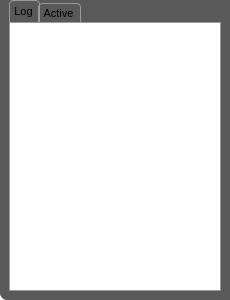
This is UiModule/ui/NotificationBrowserWidget.ui in realXtend/tundra as Qt 5 draws it before an edit. The edited form follows.
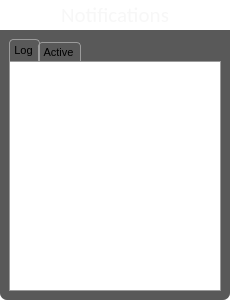
This is the edited form. Icons and pictures are not drawn.

Commit message: * New ControlBarManager for top right menus. Integrated settings and notification manager to this with ControlBarButtons. * New QAction classes in Common folder, already used internally to link UI elements to actions. More use in the future in MenuManager when adding widgets to menus. * Comms fix to enable IM UI back, some mistake commit had removed a function from CommunicationModule.cpp * New place and appearance for Settings, path for adding tabs to this remains the same. * New UiDefines.h for common module wide stuff like enums.

Diff of the .ui file:
```diff
--- a/UiModule/ui/NotificationBrowserWidget.ui
+++ b/UiModule/ui/NotificationBrowserWidget.ui
@@ -39,6 +39,7 @@
 QWidget#tabContainerWidget {
 	background-color: rgba(34,34,34,191);
 	border-bottom-left-radius: 7px;
+	border-bottom-right-radius: 7px;
 }
 
 QWidget#scrollContentActive, QWidget#scrollContentLog {
@@ -113,11 +114,53 @@
    <property name="margin">
     <number>0</number>
    </property>
+   <item>
+    <widget class="QLabel" name="titleLabel">
+     <property name="sizePolicy">
+      <sizepolicy hsizetype="Expanding" vsizetype="Fixed">
+       <horstretch>0</horstretch>
+       <verstretch>0</verstretch>
+      </sizepolicy>
+     </property>
+     <property name="minimumSize">
+      <size>
+       <width>0</width>
+       <height>30</height>
+      </size>
+     </property>
+     <property name="maximumSize">
+      <size>
+       <width>16777215</width>
+       <height>30</height>
+      </size>
+     </property>
+     <property name="font">
+      <font>
+       <family>Calibri</family>
+       <pointsize>16</pointsize>
+      </font>
+     </property>
+     <property name="styleSheet">
+      <string notr="true">QLabel#titleLabel {
+	background-image: url('./data/ui/images/ether/title_bg.png');
+	background-position: top left;
+	background-repeat: repeat-x;
+	color: qlineargradient(spread:pad, x1:1, y1:0, x2:1, y2:1, stop:0 rgba(233, 233, 233, 255), stop:1 rgba(247, 247, 247, 255));
+}</string>
+     </property>
+     <property name="text">
+      <string>Notifications</string>
+     </property>
+     <property name="alignment">
+      <set>Qt::AlignCenter</set>
+     </property>
+    </widget>
+   </item>
    <item>
     <widget class="QWidget" name="tabContainerWidget" native="true">
      <layout class="QVBoxLayout" name="verticalLayout_2">
       <property name="topMargin">
-       <number>0</number>
+       <number>9</number>
       </property>
       <item>
        <widget class="QTabWidget" name="categoryTabWidget">
@@ -149,7 +192,7 @@
                <x>0</x>
                <y>0</y>
                <width>210</width>
-               <height>268</height>
+               <height>229</height>
               </rect>
              </property>
              <layout class="QVBoxLayout" name="verticalLayout_6">
```
The commit also changes 60 other files.
